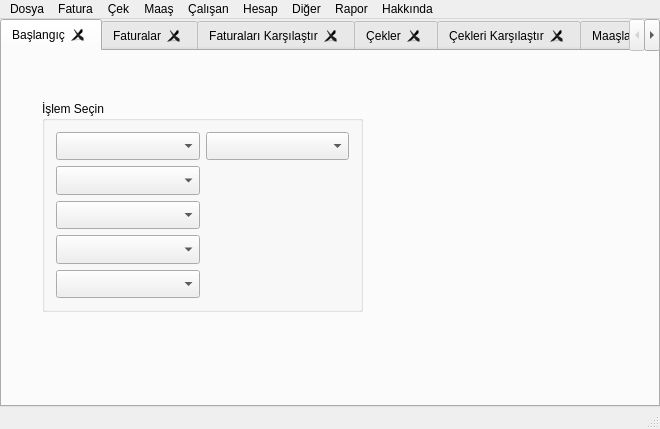
First picture: the form in muhasib.ui, repository ahmetturan/muhasib, before the edit.
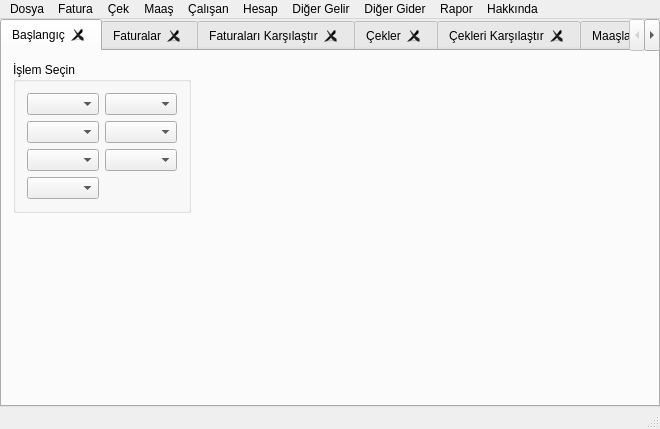
Second picture: the form after the edit. The open tabs and pages were chosen to show the change.

Diff of the .ui file:
```diff
--- a/muhasib.ui
+++ b/muhasib.ui
@@ -33,15 +33,9 @@
        <attribute name="title">
         <string>Başlangıç</string>
        </attribute>
+       <layout class="QGridLayout" name="gridLayout_16">
+        <item row="0" column="0">
        <widget class="QGroupBox" name="groupBox">
-        <property name="geometry">
-         <rect>
-          <x>40</x>
-          <y>50</y>
-          <width>321</width>
-          <height>211</height>
-         </rect>
-        </property>
         <property name="title">
          <string>İşlem Seçin</string>
         </property>
@@ -49,7 +43,7 @@
          <item row="0" column="0">
           <widget class="QComboBox" name="cbFatura">
            <property name="sizePolicy">
-            <sizepolicy hsizetype="Preferred" vsizetype="Expanding">
+              <sizepolicy hsizetype="Preferred" vsizetype="Fixed">
              <horstretch>0</horstretch>
              <verstretch>0</verstretch>
             </sizepolicy>
@@ -59,7 +53,7 @@
          <item row="1" column="0">
           <widget class="QComboBox" name="cbCek">
            <property name="sizePolicy">
-            <sizepolicy hsizetype="Preferred" vsizetype="Expanding">
+              <sizepolicy hsizetype="Preferred" vsizetype="Fixed">
              <horstretch>0</horstretch>
              <verstretch>0</verstretch>
             </sizepolicy>
@@ -69,7 +63,7 @@
          <item row="2" column="0">
           <widget class="QComboBox" name="cbCalisan">
            <property name="sizePolicy">
-            <sizepolicy hsizetype="Preferred" vsizetype="Expanding">
+              <sizepolicy hsizetype="Preferred" vsizetype="Fixed">
              <horstretch>0</horstretch>
              <verstretch>0</verstretch>
             </sizepolicy>
@@ -79,35 +73,73 @@
          <item row="3" column="0">
           <widget class="QComboBox" name="cbMaas_2">
            <property name="sizePolicy">
-            <sizepolicy hsizetype="Preferred" vsizetype="Expanding">
+              <sizepolicy hsizetype="Preferred" vsizetype="Fixed">
              <horstretch>0</horstretch>
              <verstretch>0</verstretch>
             </sizepolicy>
            </property>
           </widget>
          </item>
-         <item row="4" column="0">
-          <widget class="QComboBox" name="cbHesap">
-           <property name="sizePolicy">
-            <sizepolicy hsizetype="Preferred" vsizetype="Expanding">
-             <horstretch>0</horstretch>
-             <verstretch>0</verstretch>
-            </sizepolicy>
-           </property>
-          </widget>
-         </item>
-         <item row="0" column="1">
+           <item row="2" column="1">
           <widget class="QComboBox" name="cbRapor">
            <property name="sizePolicy">
-            <sizepolicy hsizetype="Preferred" vsizetype="Expanding">
+              <sizepolicy hsizetype="Preferred" vsizetype="Fixed">
              <horstretch>0</horstretch>
              <verstretch>0</verstretch>
             </sizepolicy>
            </property>
           </widget>
          </item>
-        </layout>
-       </widget>
+           <item row="0" column="1">
+            <widget class="QComboBox" name="cbDiger">
+             <property name="sizePolicy">
+              <sizepolicy hsizetype="Preferred" vsizetype="Fixed">
+               <horstretch>0</horstretch>
+               <verstretch>0</verstretch>
+              </sizepolicy>
+             </property>
+            </widget>
+           </item>
+           <item row="1" column="1">
+            <widget class="QComboBox" name="cbHesap">
+             <property name="sizePolicy">
+              <sizepolicy hsizetype="Preferred" vsizetype="Fixed">
+               <horstretch>0</horstretch>
+               <verstretch>0</verstretch>
+              </sizepolicy>
+             </property>
+            </widget>
+           </item>
+          </layout>
+         </widget>
+        </item>
+        <item row="0" column="1">
+         <spacer name="horizontalSpacer_11">
+          <property name="orientation">
+           <enum>Qt::Horizontal</enum>
+          </property>
+          <property name="sizeHint" stdset="0">
+           <size>
+            <width>441</width>
+            <height>20</height>
+           </size>
+          </property>
+         </spacer>
+        </item>
+        <item row="1" column="0">
+         <spacer name="verticalSpacer">
+          <property name="orientation">
+           <enum>Qt::Vertical</enum>
+          </property>
+          <property name="sizeHint" stdset="0">
+           <size>
+            <width>20</width>
+            <height>157</height>
+           </size>
+          </property>
+         </spacer>
+        </item>
+       </layout>
       </widget>
       <widget class="QWidget" name="tabFatura">
        <attribute name="title">
@@ -688,6 +720,75 @@
        <attribute name="title">
         <string>Diğer Gelirler</string>
        </attribute>
+       <layout class="QGridLayout" name="gridLayout_7">
+        <item row="0" column="0" colspan="3">
+         <widget class="QTableWidget" name="tblDigerGelir"/>
+        </item>
+        <item row="1" column="1">
+         <widget class="QPushButton" name="btnDigerGelirKistas">
+          <property name="text">
+           <string>Kıstas</string>
+          </property>
+         </widget>
+        </item>
+        <item row="1" column="2">
+         <widget class="QPushButton" name="btnDigerGelirEkle">
+          <property name="text">
+           <string>Gelir Ekle</string>
+          </property>
+         </widget>
+        </item>
+        <item row="1" column="0">
+         <spacer name="horizontalSpacer_9">
+          <property name="orientation">
+           <enum>Qt::Horizontal</enum>
+          </property>
+          <property name="sizeHint" stdset="0">
+           <size>
+            <width>40</width>
+            <height>20</height>
+           </size>
+          </property>
+         </spacer>
+        </item>
+       </layout>
+      </widget>
+      <widget class="QWidget" name="tabDigerGider">
+       <attribute name="title">
+        <string>Diğer Giderler</string>
+       </attribute>
+       <layout class="QGridLayout" name="gridLayout_15">
+        <item row="0" column="0" colspan="3">
+         <widget class="QTableWidget" name="tblDigerGider"/>
+        </item>
+        <item row="1" column="0">
+         <spacer name="horizontalSpacer_10">
+          <property name="orientation">
+           <enum>Qt::Horizontal</enum>
+          </property>
+          <property name="sizeHint" stdset="0">
+           <size>
+            <width>453</width>
+            <height>20</height>
+           </size>
+          </property>
+         </spacer>
+        </item>
+        <item row="1" column="1">
+         <widget class="QPushButton" name="btnDigerGiderKistas">
+          <property name="text">
+           <string>Kıstas</string>
+          </property>
+         </widget>
+        </item>
+        <item row="1" column="2">
+         <widget class="QPushButton" name="btnDigerGiderEkle">
+          <property name="text">
+           <string>Gelir Ekle</string>
+          </property>
+         </widget>
+        </item>
+       </layout>
       </widget>
      </widget>
     </item>
@@ -761,11 +862,17 @@
     <addaction name="actionHesapEkle"/>
     <addaction name="actionHesapListele"/>
    </widget>
-   <widget class="QMenu" name="menuDiger">
+   <widget class="QMenu" name="menuDigerGelir">
     <property name="title">
-     <string>Diğer</string>
+     <string>Diğer Gelir</string>
     </property>
     <addaction name="actionDigerGelirEkle"/>
+    <addaction name="actionDigerGelirListele"/>
+   </widget>
+   <widget class="QMenu" name="menuDigerGider">
+    <property name="title">
+     <string>Diğer Gider</string>
+    </property>
     <addaction name="actionDigerGiderEkle"/>
    </widget>
    <addaction name="menuDosya"/>
@@ -774,7 +881,8 @@
    <addaction name="menuMaas"/>
    <addaction name="menuCalisan"/>
    <addaction name="menuHesap"/>
-   <addaction name="menuDiger"/>
+   <addaction name="menuDigerGelir"/>
+   <addaction name="menuDigerGider"/>
    <addaction name="menuRapor"/>
    <addaction name="menuHakkinda"/>
   </widget>
```
Left out of the diff: 19 changed lines with no effect on the pictures. Lines whose indentation alone changed are shown as unchanged.
